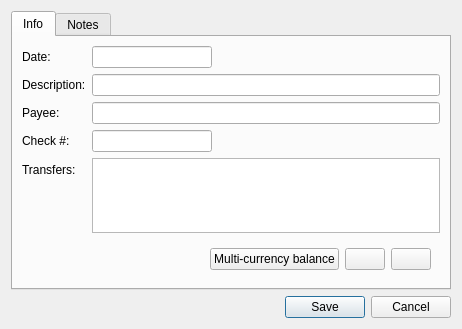
Before: the Qt Designer form qt/ui/transaction_panel.ui in Mouchnino/moneyguru, drawn with Qt 5.
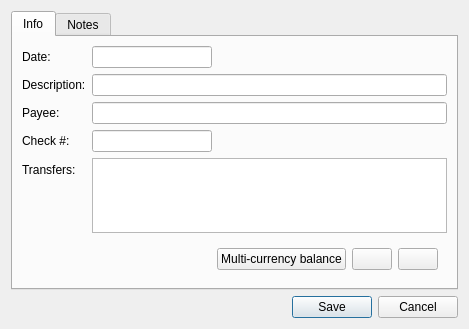
After: the same form once the commit is applied. Icons and pictures are not drawn. Custom widgets are drawn as their Qt base class.

Commit message: Qt: A few UI tweaks (pref panel was borked, and I also made sure the split table in txn/sched panels had always enough space, regardless of the language).

```diff
--- a/qt/ui/transaction_panel.ui
+++ b/qt/ui/transaction_panel.ui
@@ -105,6 +105,12 @@
        </item>
        <item row="4" column="1">
         <widget class="TableView" name="splitTableView">
+         <property name="minimumSize">
+          <size>
+           <width>355</width>
+           <height>0</height>
+          </size>
+         </property>
          <property name="acceptDrops">
           <bool>true</bool>
          </property>
```
The commit also changes 2 other files.
